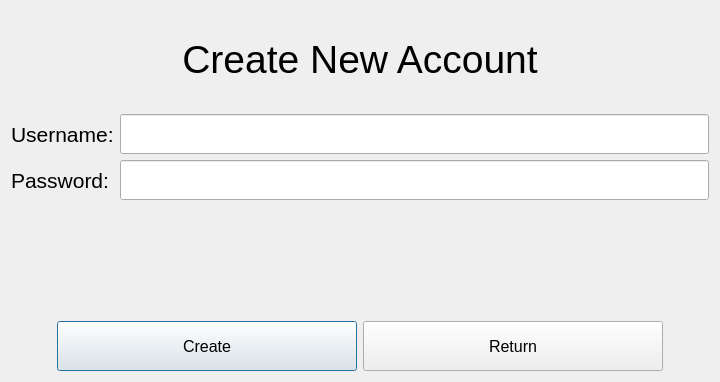
Before: the Qt Designer form UI/createAccount.ui in Sp1riting/A-Level-Coursework, drawn with Qt 5.
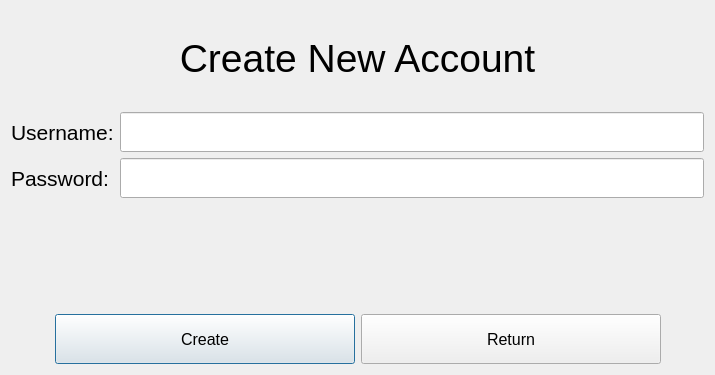
After: the same form once the commit is applied.

Commit message: created how to play screen

The edit to the form file:
```diff
--- a/UI/createAccount.ui
+++ b/UI/createAccount.ui
@@ -6,8 +6,8 @@
    <rect>
     <x>0</x>
     <y>0</y>
-    <width>720</width>
-    <height>382</height>
+    <width>715</width>
+    <height>375</height>
    </rect>
   </property>
   <property name="windowTitle">
```
The commit also changes 3 other files.
